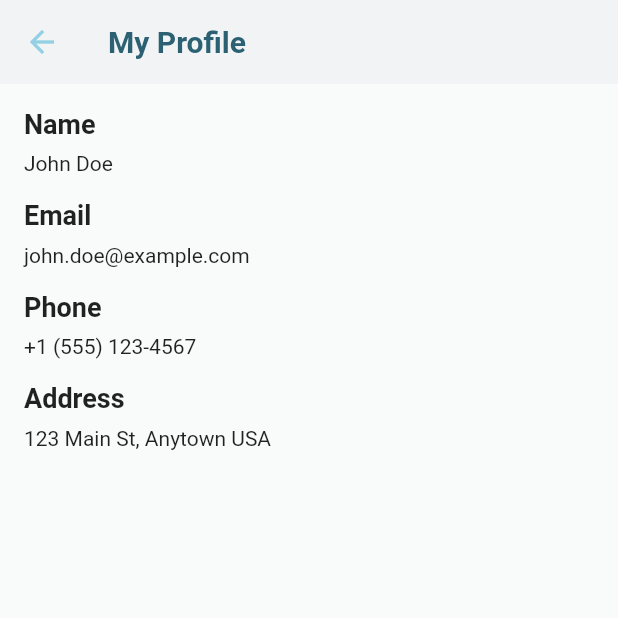
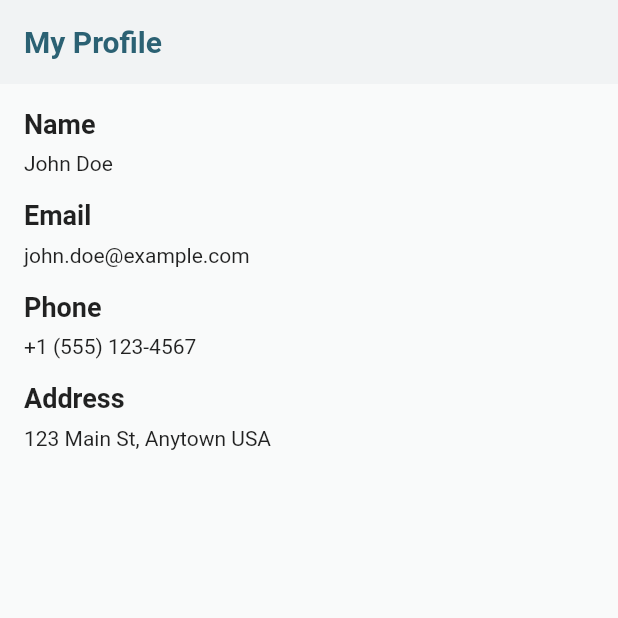
Before and after one commit to TrNgTien/Petties-GDSC-Hackathon-2023, a Flutter app: the ProfileScreen screen opened directly, on a phone screen of 412 x 824 dp, the top half of it. Run offline on Flutter 3.47's test engine with Material 2 defaults, Android fonts, the light colour scheme and no system bars; our stand-ins replace flutter_spinkit, flutter_svg, flutter_toggle_tab, socket_io_client, syncfusion_flutter_datepicker; network calls fail.

Commit message:
finish code, be able to demo with MVP

```diff
--- a/mobile/lib/screens/chat_screen/chat_screen.dart
+++ b/mobile/lib/screens/chat_screen/chat_screen.dart
@@ -23,7 +23,7 @@ class _ChatScreenState extends State<ChatScreen> {
     Future.delayed(const Duration(milliseconds: 100)).then((_) {
       _focusNode.requestFocus();
     });
-    socket = IO.io('http://192.168.50.160:8080');
+    socket = IO.io('http://localhost:8080');
     socket.on('message', (data) {
       BubbleChat message = BubbleChat(
         message: data,
--- a/mobile/lib/screens/chat_screen/message_list.dart
+++ b/mobile/lib/screens/chat_screen/message_list.dart
@@ -75,13 +75,9 @@ class _MessageListState extends State<MessageList> {
           title: const Text(
             "Messages",
           ),
+          automaticallyImplyLeading: false,
           elevation: 0,
           backgroundColor: backgroundAppBar,
-          leading: IconButton(
-            icon: const Icon(Icons.arrow_back),
-            color: primaryColor,
-            onPressed: () => Navigator.pop(context),
-          ),
           titleTextStyle: const TextStyle(
             color: appbarColor,
             fontSize: 20,
--- a/mobile/lib/screens/petsitter_screen/petsitter_screen.dart
+++ b/mobile/lib/screens/petsitter_screen/petsitter_screen.dart
@@ -23,11 +23,7 @@ class _PetSitterScreenState extends State<PetSitterScreen> {
           title: const Text("Pet Sitters"),
           elevation: 0,
           backgroundColor: backgroundAppBar,
-          leading: IconButton(
-            icon: const Icon(Icons.arrow_back),
-            color: primaryColor,
-            onPressed: () => Navigator.pop(context),
-          ),
+          automaticallyImplyLeading: false,
           titleTextStyle: const TextStyle(
             color: appbarColor,
             fontSize: 20,
--- a/mobile/lib/screens/profile_screen/profile_screen.dart
+++ b/mobile/lib/screens/profile_screen/profile_screen.dart
@@ -21,11 +21,7 @@ class _ProfileScreenState extends State<ProfileScreen> {
         title: const Text("My Profile"),
         elevation: 0,
         backgroundColor: backgroundAppBar,
-        leading: IconButton(
-          icon: const Icon(Icons.arrow_back),
-          color: primaryColor,
-          onPressed: () => Navigator.pop(context),
-        ),
+        automaticallyImplyLeading: false,
         titleTextStyle: const TextStyle(
           color: appbarColor,
           fontSize: 20,
```
Also changed, not shown: 5 other files.
